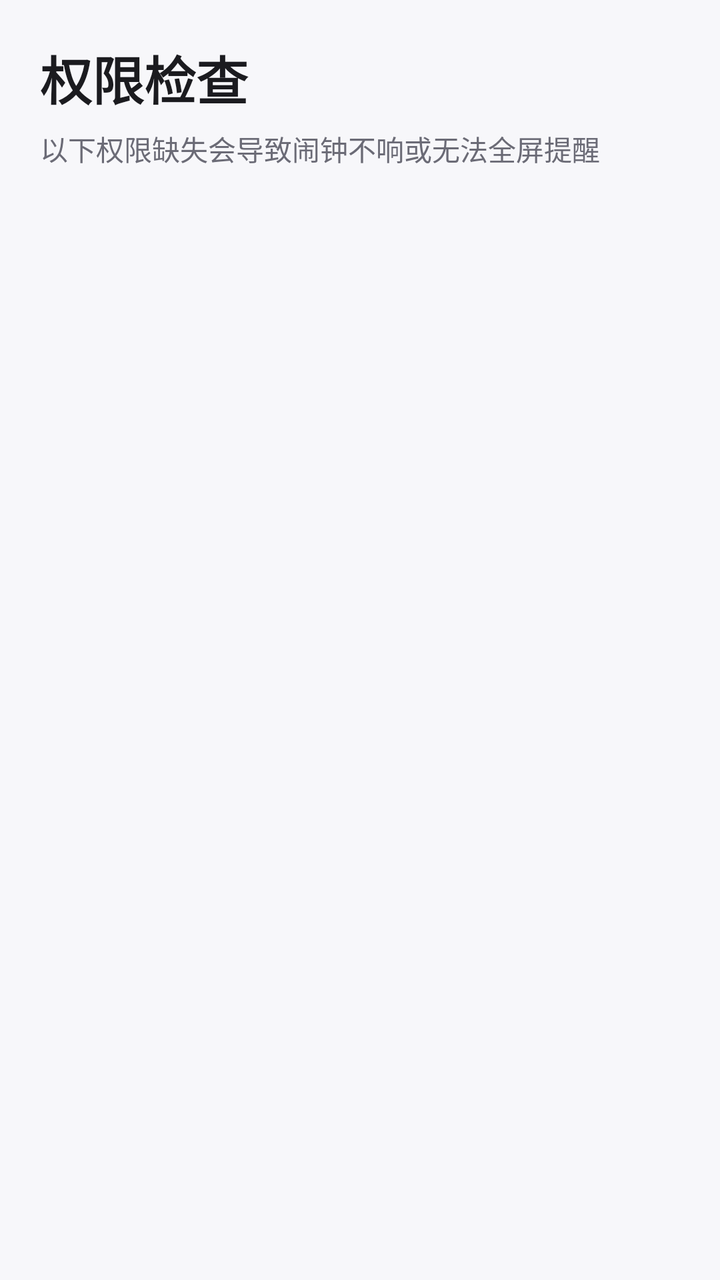
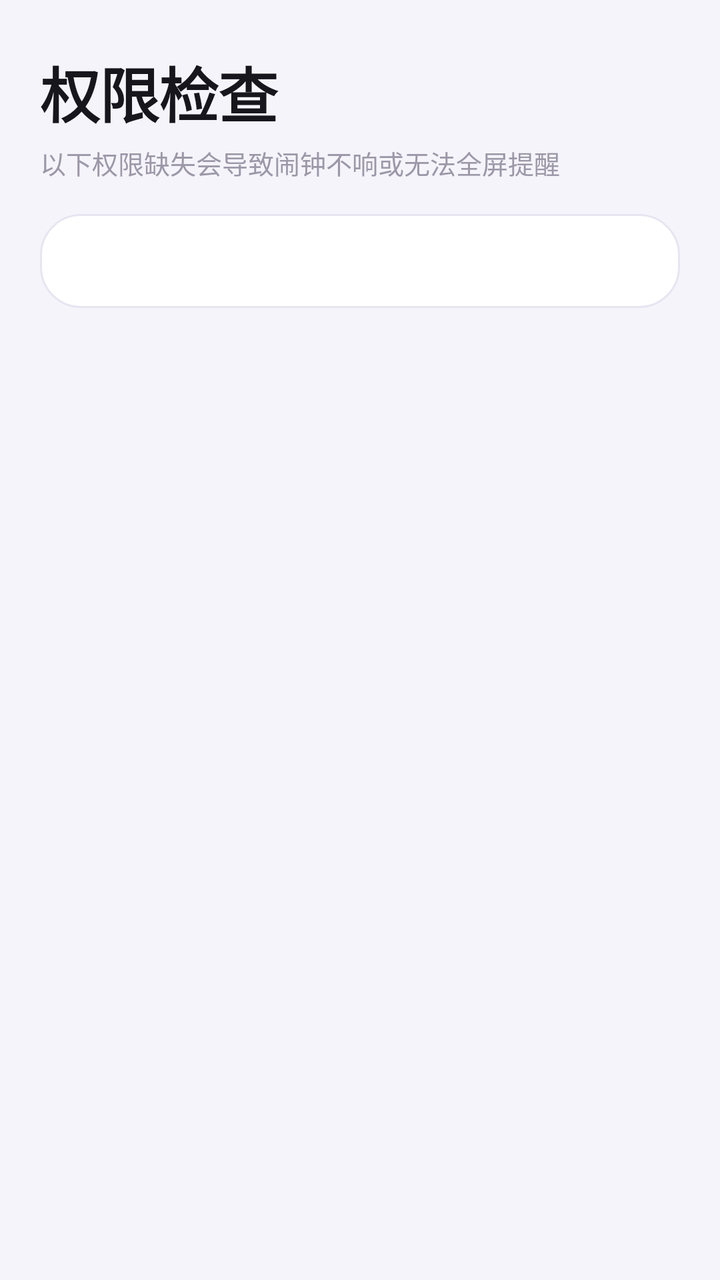

Compare the two renders of this Android layout. The source of the first and the diff that turns it into the second are given below.
<!-- AndroidManifest.xml: application theme Theme.TaskAlarm -->
<!-- res/layout/activity_permission.xml -->
<?xml version="1.0" encoding="utf-8"?>
<ScrollView xmlns:android="http://schemas.android.com/apk/res/android"
    android:layout_width="match_parent"
    android:layout_height="match_parent"
    android:background="@color/bg"
    android:padding="20dp">

    <LinearLayout
        android:layout_width="match_parent"
        android:layout_height="wrap_content"
        android:orientation="vertical">

        <TextView
            android:layout_width="match_parent"
            android:layout_height="wrap_content"
            android:text="@string/permission_title"
            android:textColor="@color/text_primary"
            android:textSize="26sp"
            android:textStyle="bold" />

        <TextView
            android:layout_width="match_parent"
            android:layout_height="wrap_content"
            android:layout_marginTop="6dp"
            android:text="@string/permission_hint"
            android:textColor="@color/text_secondary"
            android:textSize="14sp" />

        <TextView
            android:id="@+id/permissionStatus"
            android:layout_width="match_parent"
            android:layout_height="wrap_content"
            android:layout_marginTop="14dp"
            android:textColor="@color/danger"
            android:textSize="15sp" />

        <LinearLayout
            android:id="@+id/permissionContainer"
            android:layout_width="match_parent"
            android:layout_height="wrap_content"
            android:layout_marginTop="10dp"
            android:orientation="vertical" />
    </LinearLayout>
</ScrollView>
<!-- resources referenced by this layout -->
<resources>
  <color name="bg">#FFF7F7FA</color>
  <color name="danger">#FFD64545</color>
  <color name="text_primary">#FF1B1B1F</color>
  <color name="text_secondary">#FF6B6B76</color>
  <string name="permission_hint">以下权限缺失会导致闹钟不响或无法全屏提醒</string>
  <string name="permission_title">权限检查</string>
  <style name="Theme.TaskAlarm" parent="Theme.Material3.DayNight.NoActionBar">
          <item name="colorPrimary">@color/primary</item>
          <item name="colorOnPrimary">#FFFFFFFF</item>
          <item name="android:statusBarColor">@color/bg</item>
          <item name="android:windowLightStatusBar">true</item>
      </style>
  <color name="primary">#FF5B4CDB</color>
</resources>

<!-- the commit's change to res/layout/activity_permission.xml (unified diff, before → after) -->
@@ -3,42 +3,54 @@
     android:layout_width="match_parent"
     android:layout_height="match_parent"
     android:background="@color/bg"
-    android:padding="20dp">
+    android:clipToPadding="false"
+    android:scrollbars="none">
 
     <LinearLayout
         android:layout_width="match_parent"
         android:layout_height="wrap_content"
-        android:orientation="vertical">
+        android:orientation="vertical"
+        android:paddingStart="20dp"
+        android:paddingTop="24dp"
+        android:paddingEnd="20dp"
+        android:paddingBottom="40dp">
 
         <TextView
             android:layout_width="match_parent"
             android:layout_height="wrap_content"
+            android:letterSpacing="-0.01"
             android:text="@string/permission_title"
             android:textColor="@color/text_primary"
-            android:textSize="26sp"
+            android:textSize="30sp"
             android:textStyle="bold" />
 
         <TextView
             android:layout_width="match_parent"
             android:layout_height="wrap_content"
-            android:layout_marginTop="6dp"
+            android:layout_marginTop="4dp"
             android:text="@string/permission_hint"
-            android:textColor="@color/text_secondary"
-            android:textSize="14sp" />
+            android:textColor="@color/text_tertiary"
+            android:textSize="13sp" />
 
         <TextView
             android:id="@+id/permissionStatus"
             android:layout_width="match_parent"
             android:layout_height="wrap_content"
-            android:layout_marginTop="14dp"
+            android:layout_marginTop="16dp"
+            android:background="@drawable/bg_card"
+            android:paddingStart="16dp"
+            android:paddingTop="14dp"
+            android:paddingEnd="16dp"
+            android:paddingBottom="14dp"
             android:textColor="@color/danger"
-            android:textSize="15sp" />
+            android:textSize="14sp"
+            android:textStyle="bold" />
 
         <LinearLayout
             android:id="@+id/permissionContainer"
             android:layout_width="match_parent"
             android:layout_height="wrap_content"
-            android:layout_marginTop="10dp"
+            android:layout_marginTop="14dp"
             android:orientation="vertical" />
     </LinearLayout>
 </ScrollView>
<!-- resource entries referenced after the edit -->
@@ -1,17 +1,36 @@
 <!-- resources referenced by this layout -->
 <resources>
-  <color name="bg">#FFF7F7FA</color>
-  <color name="danger">#FFD64545</color>
-  <color name="text_primary">#FF1B1B1F</color>
-  <color name="text_secondary">#FF6B6B76</color>
+  <color name="bg">#FFF5F4FA</color>
+  <color name="danger">#FFC9453D</color>
+  <color name="text_primary">#FF17161C</color>
+  <color name="text_tertiary">#FF9C98A8</color>
+  <!-- drawable bg_card (drawable) -->
+  <?xml version="1.0" encoding="utf-8"?>
+  <shape xmlns:android="http://schemas.android.com/apk/res/android">
+      <solid android:color="@color/surface" />
+      <stroke android:width="1dp" android:color="@color/divider" />
+      <corners android:radius="20dp" />
+  </shape>
   <string name="permission_hint">以下权限缺失会导致闹钟不响或无法全屏提醒</string>
   <string name="permission_title">权限检查</string>
-  <style name="Theme.TaskAlarm" parent="Theme.Material3.DayNight.NoActionBar">
+  <style name="Theme.TaskAlarm" parent="Theme.Material3.Light.NoActionBar">
           <item name="colorPrimary">@color/primary</item>
-          <item name="colorOnPrimary">#FFFFFFFF</item>
+          <item name="colorOnPrimary">@color/white</item>
+          <item name="colorPrimaryContainer">@color/primary_soft</item>
+          <item name="colorOnPrimaryContainer">@color/primary_dark</item>
+          <item name="colorSurface">@color/surface</item>
+          <item name="colorOnSurface">@color/text_primary</item>
+          <item name="android:colorBackground">@color/bg</item>
           <item name="android:statusBarColor">@color/bg</item>
+          <item name="android:navigationBarColor">@color/bg</item>
           <item name="android:windowLightStatusBar">true</item>
+          <item name="android:windowLightNavigationBar">true</item>
       </style>
+  <color name="surface">#FFFFFFFF</color>
+  <color name="divider">#FFE8E5F1</color>
   <color name="primary">#FF5B4CDB</color>
+  <color name="white">#FFFFFFFF</color>
+  <color name="primary_soft">#FFEDEAFC</color>
+  <color name="primary_dark">#FF4335B8</color>
 </resources>
 
